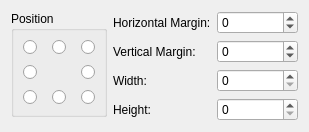
Old version of the form libs/guicore/image/imagesettingwidget.ui in the repository i-RIC/prepost-gui.
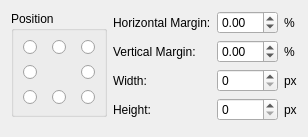
New version of the form.

The edit to the form file:
```diff
--- a/libs/guicore/image/imagesettingwidget.ui
+++ b/libs/guicore/image/imagesettingwidget.ui
@@ -6,8 +6,8 @@
    <rect>
     <x>0</x>
     <y>0</y>
-    <width>309</width>
-    <height>126</height>
+    <width>288</width>
+    <height>131</height>
    </rect>
   </property>
   <property name="windowTitle">
@@ -117,12 +117,16 @@
         </widget>
        </item>
        <item row="0" column="1">
-        <widget class="QSpinBox" name="horizontalMarginSpinBox">
+        <widget class="QDoubleSpinBox" name="horizontalMarginSpinBox">
          <property name="minimum">
-          <number>-9999</number>
+          <double>-99.989999999999995</double>
          </property>
-         <property name="maximum">
-          <number>9999</number>
+        </widget>
+       </item>
+       <item row="0" column="2">
+        <widget class="QLabel" name="horizontalMarginUnitLabel">
+         <property name="text">
+          <string>%</string>
          </property>
         </widget>
        </item>
@@ -134,12 +138,16 @@
         </widget>
        </item>
        <item row="1" column="1">
-        <widget class="QSpinBox" name="verticalMarginSpinBox">
+        <widget class="QDoubleSpinBox" name="verticalMarginSpinBox">
          <property name="minimum">
-          <number>-9999</number>
+          <double>-99.989999999999995</double>
          </property>
-         <property name="maximum">
-          <number>9999</number>
+        </widget>
+       </item>
+       <item row="1" column="2">
+        <widget class="QLabel" name="verticalMarginUnitLabel">
+         <property name="text">
+          <string>%</string>
          </property>
         </widget>
        </item>
@@ -157,6 +165,13 @@
          </property>
         </widget>
        </item>
+       <item row="2" column="2">
+        <widget class="QLabel" name="widthUnitLabel">
+         <property name="text">
+          <string>px</string>
+         </property>
+        </widget>
+       </item>
        <item row="3" column="0">
         <widget class="QLabel" name="heightLabel">
          <property name="text">
@@ -171,6 +186,13 @@
          </property>
         </widget>
        </item>
+       <item row="3" column="2">
+        <widget class="QLabel" name="heightUnitLabel">
+         <property name="text">
+          <string>px</string>
+         </property>
+        </widget>
+       </item>
       </layout>
      </item>
      <item>
@@ -184,7 +206,7 @@
        <property name="sizeHint" stdset="0">
         <size>
          <width>20</width>
-         <height>0</height>
+         <height>5</height>
         </size>
        </property>
       </spacer>
```
